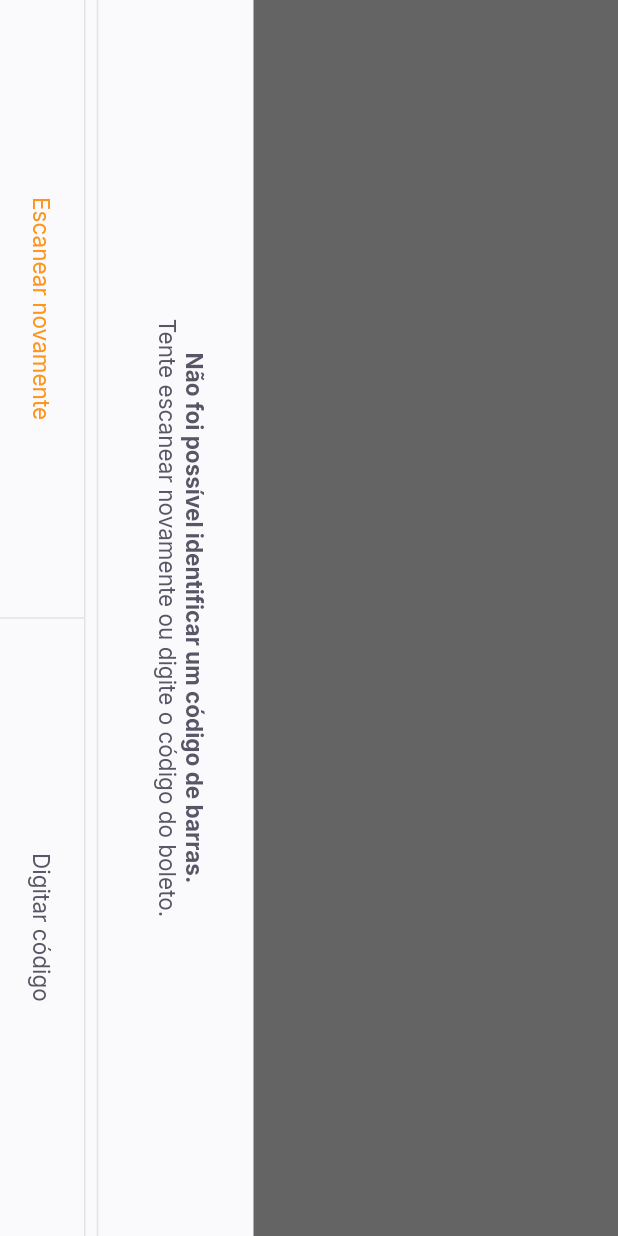
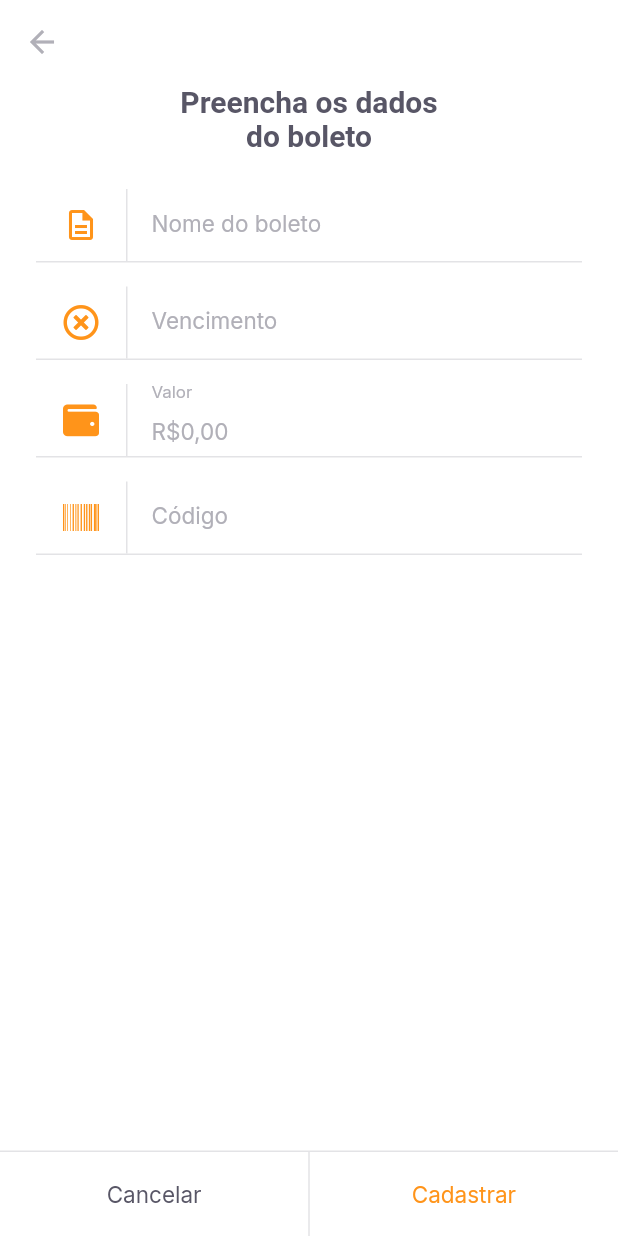
Before and after one commit to Tarlison/payflow_flutterapp, a Flutter app: the HomePage screen opened by its route, after a tap on the "add box" icon, on a phone screen of 412 x 824 dp. Run offline on Flutter 3.47's test engine with Material 2 defaults, Android fonts, the phone set to English and light mode, and no system bars; our stand-ins replace camera, firebase_core, flutter_masked_text2, font_awesome_flutter, google_fonts, google_sign_in and 2 more; missing offline and left inert: google_ml_kit; accounts and stored records are empty.

Commit message:
insert boleto page FORM

```diff
--- a/lib/app_widget.dart
+++ b/lib/app_widget.dart
@@ -1,11 +1,18 @@
 import 'package:flutter/material.dart';
+import 'package:flutter/services.dart';
 import 'package:payflow_flutterapp/modules/barcode_scanner/barcode_scanner_page.dart';
 import 'package:payflow_flutterapp/modules/home/home_page.dart';
+import 'package:payflow_flutterapp/modules/insert_boleto/insert_boleto_page.dart';
 import 'package:payflow_flutterapp/modules/login/login_page.dart';
 import 'package:payflow_flutterapp/modules/splash/splash_page.dart';
 import 'shared/themes/app_colors.dart';
 
 class AppWidget extends StatelessWidget {
+  AppWidget() {
+    //bloquear virada de tela
+    SystemChrome.setPreferredOrientations(
+        [DeviceOrientation.portraitDown, DeviceOrientation.portraitUp]);
+  }
   // This widget is the root of your application.
   @override
   Widget build(BuildContext context) {
@@ -21,6 +28,7 @@ class AppWidget extends StatelessWidget {
         "/home": (context) => HomePage(),
         "/login": (context) => LoginPage(),
         "/barcode_scanner": (context) => BarcodeScannerPage(),
+        "/insert_boleto_page": (context) => InsertBoletoPage(),
       },
     );
   }
--- a/lib/modules/home/home_page.dart
+++ b/lib/modules/home/home_page.dart
@@ -69,7 +69,8 @@ class _HomePageState extends State<HomePage> {
                 icon: Icon(Icons.home, color: AppColors.primary)),
             GestureDetector(
               onTap: () {
-                Navigator.pushNamed(context, "/barcode_scanner");
+                // Navigator.pushNamed(context, "/barcode_scanner");
+                Navigator.pushNamed(context, "/insert_boleto_page");
               },
               child: Container(
                   height: 56,
--- /dev/null
+++ b/lib/modules/insert_boleto/insert_boleto_controller.dart
@@ -0,0 +1,39 @@
+import 'package:flutter/cupertino.dart';
+import 'package:payflow_flutterapp/shared/models/boleto_model.dart';
+import 'package:shared_preferences/shared_preferences.dart';
+
+class InsertBoletoController {
+  final formKey = GlobalKey<FormState>();
+  BoletoModel model = BoletoModel();
+
+  String? validateName(String? value) =>
+      value?.isEmpty ?? true ? "O nome não pode ser vazio" : null;
+  String? validateVencimento(String? value) =>
+      value?.isEmpty ?? true ? "A data de vencimento não pode ser vazio" : null;
+  String? validateValor(double value) =>
+      value == 0 ? "Insira um valor maior que R\$ 0,00" : null;
+  String? validateCodigo(String? value) =>
+      value?.isEmpty ?? true ? "O código do boleto não pode ser vazio" : null;
+
+  void onChange(
+      {String? name, String? dueDate, double? value, String? barcode}) {
+    model = model.copyWith(
+        name: name, dueDate: dueDate, value: value, barcode: barcode);
+  }
+
+  Future<void> saveBoleto() async {
+    try {
+      final instance = await SharedPreferences.getInstance();
+      final boletos = instance.getStringList("boletos") ?? <String>[];
+      boletos.add(model.toJson());
+      await instance.setStringList("boletos", boletos);
+    } catch (e) {}
+  }
+
+  void cadastrarBoleto() {
+    final form = formKey.currentState;
+    if (form!.validate()) {
+      print(model);
+    }
+  }
+}
--- /dev/null
+++ b/lib/modules/insert_boleto/insert_boleto_page.dart
@@ -0,0 +1,121 @@
+import 'package:flutter/material.dart';
+import 'package:font_awesome_flutter/font_awesome_flutter.dart';
+import 'package:flutter_masked_text2/flutter_masked_text2.dart';
+import 'package:payflow_flutterapp/modules/insert_boleto/insert_boleto_controller.dart';
+import 'package:payflow_flutterapp/shared/themes/app_colors.dart';
+import 'package:payflow_flutterapp/shared/themes/app_text_styles.dart';
+import 'package:payflow_flutterapp/shared/widgets/input_text/input_text_widget.dart';
+import 'package:payflow_flutterapp/shared/widgets/set_label_buttons/set_label_buttons.dart';
+
+class InsertBoletoPage extends StatefulWidget {
+  final String? barcode;
+
+  const InsertBoletoPage({Key? key, this.barcode}) : super(key: key);
+
+  @override
+  _InsertBoletoPageState createState() => _InsertBoletoPageState();
+}
+
+class _InsertBoletoPageState extends State<InsertBoletoPage> {
+  final controller = InsertBoletoController();
+  final moneyInputTextController =
+      MoneyMaskedTextController(leftSymbol: "R\$", decimalSeparator: ",");
+
+  final dueDataInputTextController = MaskedTextController(mask: "00/00/0000");
+
+  final barcodeInputTextController = TextEditingController();
+
+  @override
+  void initState() {
+    if (widget.barcode != null) {
+      barcodeInputTextController.text = widget.barcode!;
+    }
+    super.initState();
+  }
+
+  @override
+  Widget build(BuildContext context) {
+    return Scaffold(
+        backgroundColor: AppColors.background,
+        appBar: AppBar(
+          backgroundColor: AppColors.background,
+          elevation: 0,
+          leading: BackButton(
+            color: AppColors.input,
+          ),
+        ),
+        body: SingleChildScrollView(
+          child: Padding(
+            padding: const EdgeInsets.symmetric(horizontal: 24),
+            child: Column(
+              children: [
+                Padding(
+                  padding: const EdgeInsets.symmetric(horizontal: 93),
+                  child: Text(
+                    "Preencha os dados do boleto",
+                    style: TextStyles.titleBoldHeading,
+                    textAlign: TextAlign.center,
+                  ),
+                ),
+                SizedBox(height: 24),
+                Form(
+                  key: controller.formKey,
+                  child: Column(
+                    children: [
+                      InputTextWidget(
+                        onChanged: (value) {
+                          controller.onChange(name: value);
+                        },
+                        label: "Nome do boleto",
+                        icon: Icons.description_outlined,
+                        validator: controller.validateName,
+                      ),
+                      InputTextWidget(
+                        onChanged: (value) {
+                          controller.onChange(dueDate: value);
+                        },
+                        controller: dueDataInputTextController,
+                        label: "Vencimento",
+                        icon: FontAwesomeIcons.timesCircle,
+                        validator: controller.validateVencimento,
+                      ),
+                      InputTextWidget(
+                        onChanged: (value) {
+                          controller.onChange(
+                              value: moneyInputTextController.numberValue);
+                        },
+                        controller: moneyInputTextController,
+                        label: "Valor",
+                        icon: FontAwesomeIcons.wallet,
+                        validator: (_) => controller.validateValor(
+                            moneyInputTextController.numberValue),
+                      ),
+                      InputTextWidget(
+                        onChanged: (value) {
+                          controller.onChange(barcode: value);
+                        },
+                        controller: barcodeInputTextController,
+                        label: "Código",
+                        icon: FontAwesomeIcons.barcode,
+                        validator: controller.validateCodigo,
+                      ),
+                    ],
+                  ),
+                )
+              ],
+            ),
+          ),
+        ),
+        bottomNavigationBar: SetLabelButtons(
+          primaryLabel: "Cancelar",
+          primaryOnPressed: () {
+            Navigator.pop(context);
+          },
+          secondaryLabel: "Cadastrar",
+          secondaryOnPressed: () {
+            controller.cadastrarBoleto();
+          },
+          enableSecundaryColor: true,
+        ));
+  }
+}
--- /dev/null
+++ b/lib/shared/models/boleto_model.dart
@@ -0,0 +1,72 @@
+import 'dart:convert';
+
+class BoletoModel {
+  final String? name;
+  final String? dueDate;
+  final double? value;
+  final String? barcode;
+  BoletoModel({
+    this.name,
+    this.dueDate,
+    this.value,
+    this.barcode,
+  });
+
+  BoletoModel copyWith({
+    String? name,
+    String? dueDate,
+    double? value,
+    String? barcode,
+  }) {
+    return BoletoModel(
+      name: name ?? this.name,
+      dueDate: dueDate ?? this.dueDate,
+      value: value ?? this.value,
+      barcode: barcode ?? this.barcode,
+    );
+  }
+
+  Map<String, dynamic> toMap() {
+    return {
+      'name': name,
+      'dueDate': dueDate,
+      'value': value,
+      'barcode': barcode,
+    };
+  }
+
+  factory BoletoModel.fromMap(Map<String, dynamic> map) {
+    return BoletoModel(
+      name: map['name'],
+      dueDate: map['dueDate'],
+      value: map['value'],
+      barcode: map['barcode'],
+    );
+  }
+
+  String toJson() => json.encode(toMap());
+
+  factory BoletoModel.fromJson(String source) =>
+      BoletoModel.fromMap(json.decode(source));
+
+  @override
+  String toString() {
+    return 'BoletoModel(name: $name, dueDate: $dueDate, value: $value, barcode: $barcode)';
+  }
+
+  @override
+  bool operator ==(Object other) {
+    if (identical(this, other)) return true;
+
+    return other is BoletoModel &&
+        other.name == name &&
+        other.dueDate == dueDate &&
+        other.value == value &&
+        other.barcode == barcode;
+  }
+
+  @override
+  int get hashCode {
+    return name.hashCode ^ dueDate.hashCode ^ value.hashCode ^ barcode.hashCode;
+  }
+}
--- a/lib/shared/themes/app_colors.dart
+++ b/lib/shared/themes/app_colors.dart
@@ -9,4 +9,5 @@ class AppColors {
   static final stroke = Color(0xFFE3E3E6);
   static final shape = Color(0xFFFAFAFC);
   static final background = Color(0xFFFFFFFF);
+  static final input = Color(0xFFB1B0B8);
 }
--- a/lib/shared/themes/app_text_styles.dart
+++ b/lib/shared/themes/app_text_styles.dart
@@ -63,6 +63,13 @@ class TextStyles {
     fontWeight: FontWeight.w700,
     color: AppColors.primary,
   );
+
+  static final input = GoogleFonts.inter(
+    fontSize: 15,
+    fontWeight: FontWeight.w400,
+    color: AppColors.input,
+  );
+
   static final buttonBoldHeading = GoogleFonts.inter(
     fontSize: 15,
     fontWeight: FontWeight.w700,
--- /dev/null
+++ b/lib/shared/widgets/input_text/input_text_widget.dart
@@ -0,0 +1,67 @@
+import 'package:flutter/material.dart';
+import 'package:payflow_flutterapp/shared/themes/app_colors.dart';
+import 'package:payflow_flutterapp/shared/themes/app_text_styles.dart';
+
+class InputTextWidget extends StatelessWidget {
+  final String label;
+  final IconData icon;
+  final String? initialValue;
+  final String? Function(String?)? validator;
+  final TextEditingController? controller;
+  final void Function(String vcalue) onChanged;
+
+  const InputTextWidget(
+      {Key? key,
+      required this.label,
+      required this.icon,
+      this.initialValue,
+      this.validator,
+      this.controller,
+      required this.onChanged})
+      : super(key: key);
+
+  @override
+  Widget build(BuildContext context) {
+    return Padding(
+      padding: const EdgeInsets.only(bottom: 16),
+      child: Column(
+        children: [
+          TextFormField(
+            controller: controller,
+            onChanged: onChanged,
+            initialValue: initialValue,
+            validator: validator,
+            style: TextStyles.input,
+            decoration: InputDecoration(
+                contentPadding: EdgeInsets.zero,
+                labelText: label,
+                labelStyle: TextStyles.input,
+                icon: Row(
+                  mainAxisSize: MainAxisSize.min,
+                  children: [
+                    Padding(
+                      padding: const EdgeInsets.symmetric(horizontal: 18),
+                      child: Icon(
+                        icon,
+                        color: AppColors.primary,
+                      ),
+                    ),
+                    Container(
+                      width: 1,
+                      height: 48,
+                      color: AppColors.stroke,
+                    )
+                  ],
+                ),
+                border: InputBorder.none),
+          ),
+          Divider(
+            height: 1,
+            thickness: 1,
+            color: AppColors.stroke,
+          )
+        ],
+      ),
+    );
+  }
+}
--- a/lib/shared/widgets/set_label_buttons/set_label_buttons.dart
+++ b/lib/shared/widgets/set_label_buttons/set_label_buttons.dart
@@ -1,4 +1,5 @@
 import 'package:flutter/material.dart';
+import 'package:payflow_flutterapp/shared/themes/app_colors.dart';
 import 'package:payflow_flutterapp/shared/themes/app_text_styles.dart';
 import 'package:payflow_flutterapp/shared/widgets/divider_vertical/divider_vertical_widget.dart';
 import 'package:payflow_flutterapp/shared/widgets/label_button/label_button.dart';
@@ -9,18 +10,31 @@ class SetLabelButtons extends StatelessWidget {
   final String secondaryLabel;
   final VoidCallback secondaryOnPressed;
   final bool enablePrimaryColor;
+  final bool enableSecundaryColor;
   const SetLabelButtons(
       {Key? key,
       required this.primaryLabel,
       required this.primaryOnPressed,
       required this.secondaryLabel,
       required this.secondaryOnPressed,
-      this.enablePrimaryColor = false})
+      this.enablePrimaryColor = false,
+      this.enableSecundaryColor = false})
       : super(key: key);
 
   @override
   Widget build(BuildContext context) {
     return Container(
+      color: AppColors.background,
+      height: 57,
+      child: Column(
+        mainAxisSize: MainAxisSize.min,
+        children: [
+          Divider(
+            thickness: 1,
+            height: 1,
+            color: AppColors.stroke,
+          ),
+          Container(
             height: 56,
             child: Row(
               children: [
@@ -28,11 +42,19 @@ class SetLabelButtons extends StatelessWidget {
                     child: LabelButton(
                         label: primaryLabel,
                         onPressed: primaryOnPressed,
-                  style: enablePrimaryColor ? TextStyles.buttonPrimary : null)),
+                        style: enablePrimaryColor
+                            ? TextStyles.buttonPrimary
+                            : null)),
                 DividerVerticalWidget(),
                 Expanded(
                     child: LabelButton(
-                  label: secondaryLabel, onPressed: secondaryOnPressed))
+                  label: secondaryLabel,
+                  onPressed: secondaryOnPressed,
+                  style: enableSecundaryColor ? TextStyles.buttonPrimary : null,
+                ))
+              ],
+            ),
+          ),
         ],
       ),
     );
--- a/pubspec.yaml
+++ b/pubspec.yaml
@@ -22,6 +22,8 @@ dependencies:
   google_ml_kit: ^0.7.1
   camera: ^0.9.2+1
   image_picker: ^0.8.3+3
+  font_awesome_flutter: ^9.1.0
+  flutter_masked_text2: ^0.9.1
 
 dev_dependencies:
   flutter_test:
```
Also changed, not shown: lib/modules/barcode_scanner/barcode_scanner_controller.dart (added, +119 -0 lines), lib/modules/barcode_scanner/barcode_scanner_page.dart (+57 -13 lines), lib/modules/barcode_scanner/barcode_scanner_status.dart (added, +44 -0 lines), pubspec.lock. Lines whose indentation alone changed are shown as unchanged.
